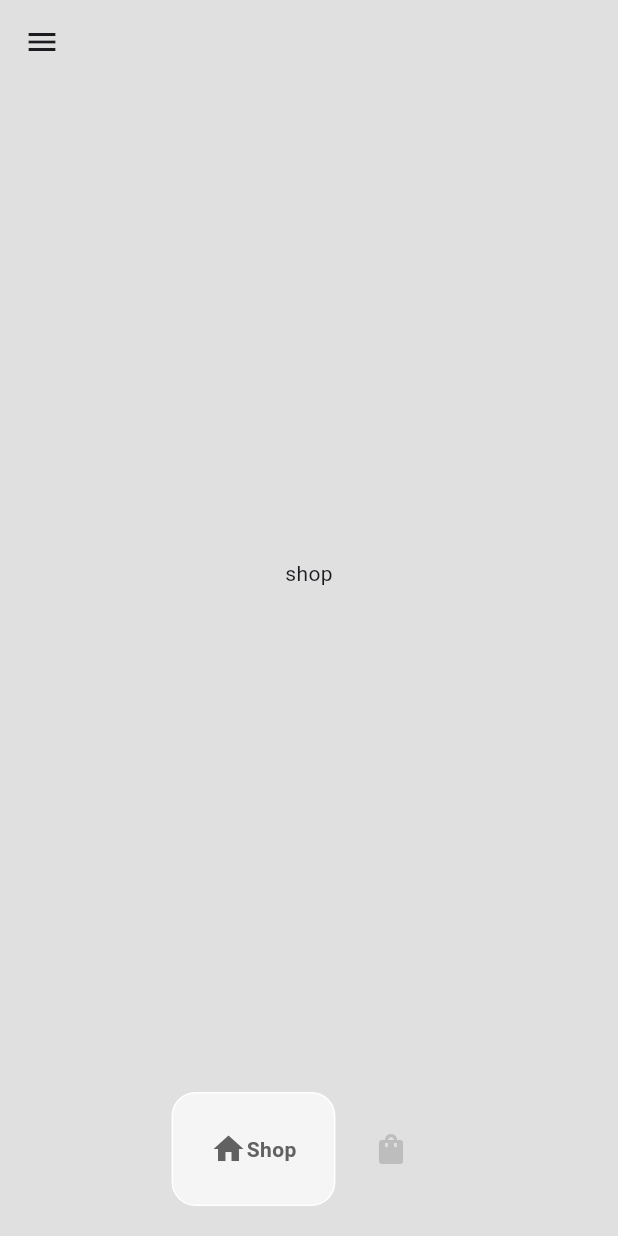
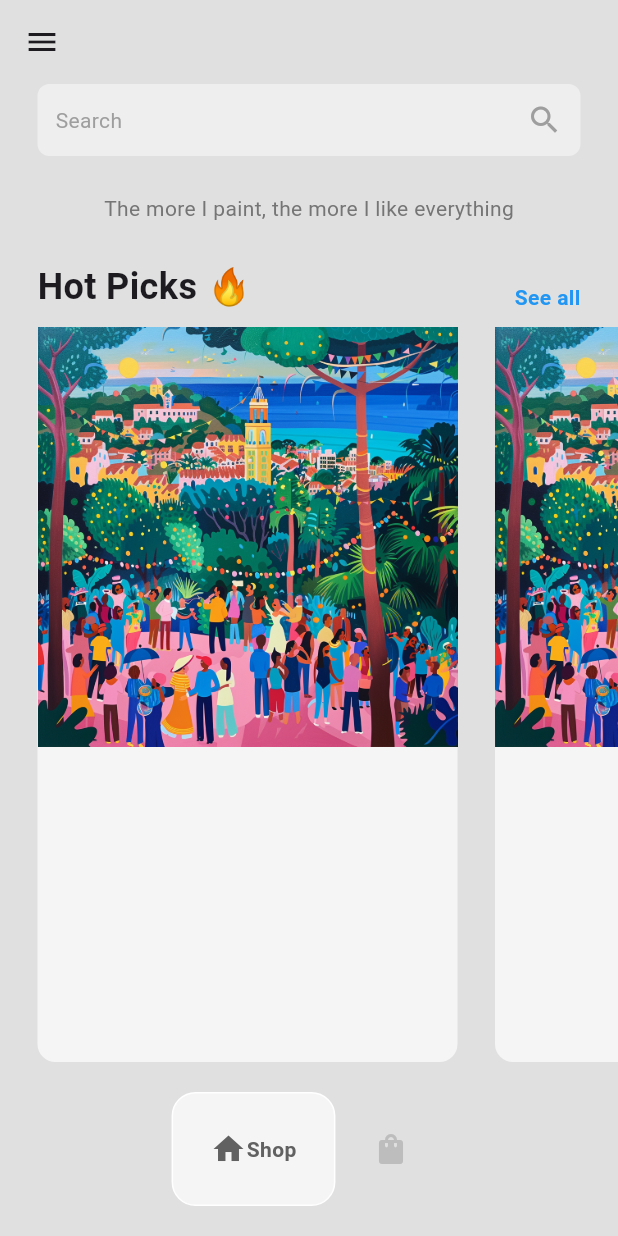
Before and after one commit to its-clem-fandango/artstore, a Flutter app: the Home screen opened directly, on a phone screen of 412 x 824 dp. Run offline on Flutter 3.47's test engine with Material 3 defaults, Android fonts, the light colour scheme and no system bars; drawn by our look-alikes of google_nav_bar.

Commit message:
Add shop w/ horizontal scrolling

```diff
--- /dev/null
+++ b/lib/components/art_tile.dart
@@ -0,0 +1,29 @@
+import 'package:ecommerce_flutter/models/art.dart';
+import 'package:flutter/material.dart';
+
+class ArtTile extends StatelessWidget {
+  Art art;
+  ArtTile({super.key, required this.art});
+
+  @override
+  Widget build(BuildContext context) {
+    return Container(
+        margin: EdgeInsets.only(left: 25),
+        width: 280,
+        decoration: BoxDecoration(
+          color: Colors.grey[100],
+          borderRadius: BorderRadius.circular(12),
+        ),
+        child: Column(
+          children: [
+            //Art pic
+            Image.asset(art.imagePath)
+            //description
+
+            // price + details
+
+            // add to cart button
+          ],
+        ));
+  }
+}
--- /dev/null
+++ b/lib/models/art.dart
@@ -0,0 +1,13 @@
+class Art {
+  // class constructors for each Art item
+  final String name;
+  final String price;
+  final String imagePath;
+  final String description;
+
+  Art(
+      {required this.name,
+      required this.price,
+      required this.imagePath,
+      required this.description});
+}
--- a/lib/pages/home.dart
+++ b/lib/pages/home.dart
@@ -60,9 +60,7 @@ class _HomeState extends State<Home> {
               ),
             ),
 
-            Divider(
-              color: Colors.grey[800],
-            ),
+            const SizedBox(height: 20),
 
             //pages
             const Padding(
@@ -92,7 +90,8 @@ class _HomeState extends State<Home> {
               ),
             ),
             //Spacer widget pushes everything to the bottom
-            Spacer(),
+            const Spacer(),
+
             const Padding(
               padding: EdgeInsets.only(left: 25.0),
               child: ListTile(
@@ -106,6 +105,9 @@ class _HomeState extends State<Home> {
                 ),
               ),
             ),
+            const SizedBox(
+              height: 25,
+            ),
           ],
         ),
       ),
--- a/lib/pages/shop_page.dart
+++ b/lib/pages/shop_page.dart
@@ -1,3 +1,5 @@
+import 'package:ecommerce_flutter/components/art_tile.dart';
+import 'package:ecommerce_flutter/models/art.dart';
 import 'package:flutter/material.dart';
 
 class ShopPage extends StatefulWidget {
@@ -10,8 +12,80 @@ class ShopPage extends StatefulWidget {
 class _ShopPageState extends State<ShopPage> {
   @override
   Widget build(BuildContext context) {
-    return const Center(
-      child: Text("shop"),
+    return Column(
+      children: [
+        //search bar
+        Container(
+          padding: const EdgeInsets.all(12),
+          margin: const EdgeInsets.symmetric(horizontal: 25),
+          decoration: BoxDecoration(
+            color: Colors.grey[200],
+            borderRadius: BorderRadius.circular(8),
+          ),
+          child: const Row(
+            mainAxisAlignment: MainAxisAlignment.spaceBetween,
+            children: [
+              Text(
+                "Search",
+                style: TextStyle(color: Colors.grey),
+              ),
+              Icon(
+                Icons.search,
+                color: Colors.grey,
+              ),
+            ],
+          ),
+        ),
+
+        //message
+        Padding(
+          padding: const EdgeInsets.symmetric(vertical: 25.0),
+          child: Text(
+            "The more I paint, the more I like everything",
+            style: TextStyle(color: Colors.grey[600]),
+          ),
+        ),
+
+        // hot picks
+        const Padding(
+          padding: const EdgeInsets.symmetric(horizontal: 25.0),
+          child: Row(
+            mainAxisAlignment: MainAxisAlignment.spaceBetween,
+            crossAxisAlignment: CrossAxisAlignment.end,
+            children: [
+              Text(
+                "Hot Picks 🔥",
+                style: TextStyle(fontWeight: FontWeight.bold, fontSize: 24),
+              ),
+              Text(
+                "See all",
+                style:
+                    TextStyle(fontWeight: FontWeight.bold, color: Colors.blue),
+              )
+            ],
+          ),
+        ),
+
+        const SizedBox(height: 10),
+
+        Expanded(
+          child: ListView.builder(
+            itemCount: 4,
+            scrollDirection: Axis.horizontal,
+            itemBuilder: (context, index) {
+              //create an artpiece
+              Art art = Art(
+                  name: "Barcelona",
+                  price: "5000",
+                  description: "painting on canvas",
+                  imagePath: "lib/images/guell.png");
+              return ArtTile(
+                art: art,
+              );
+            },
+          ),
+        ),
+      ],
     );
   }
 }
```
